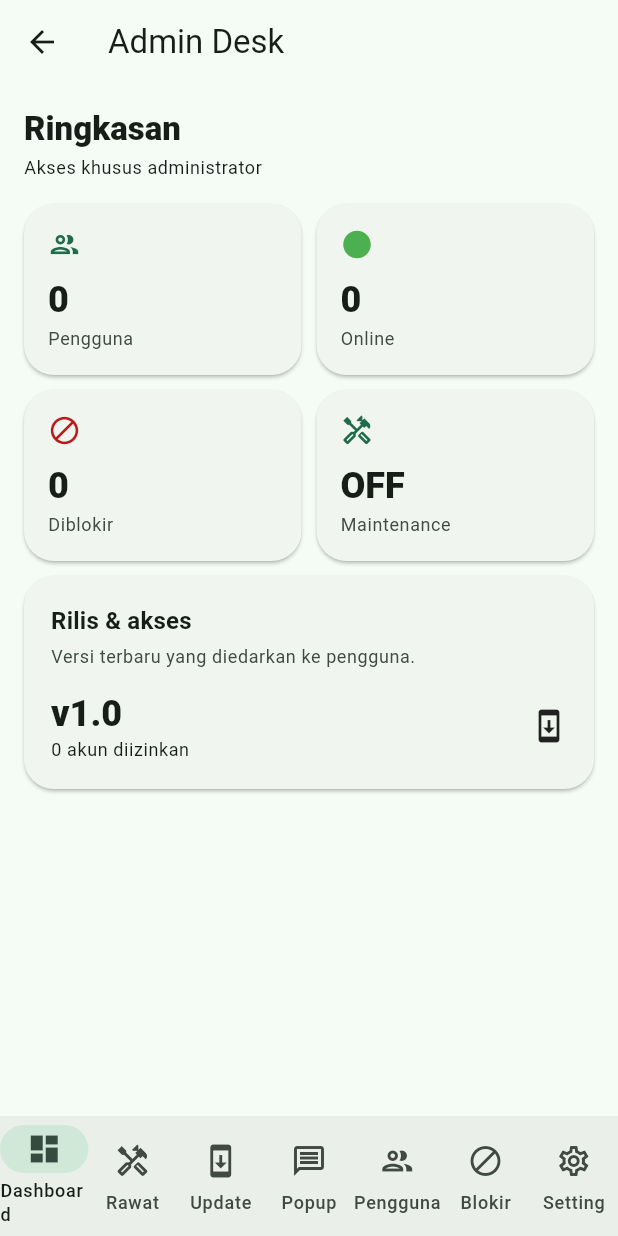
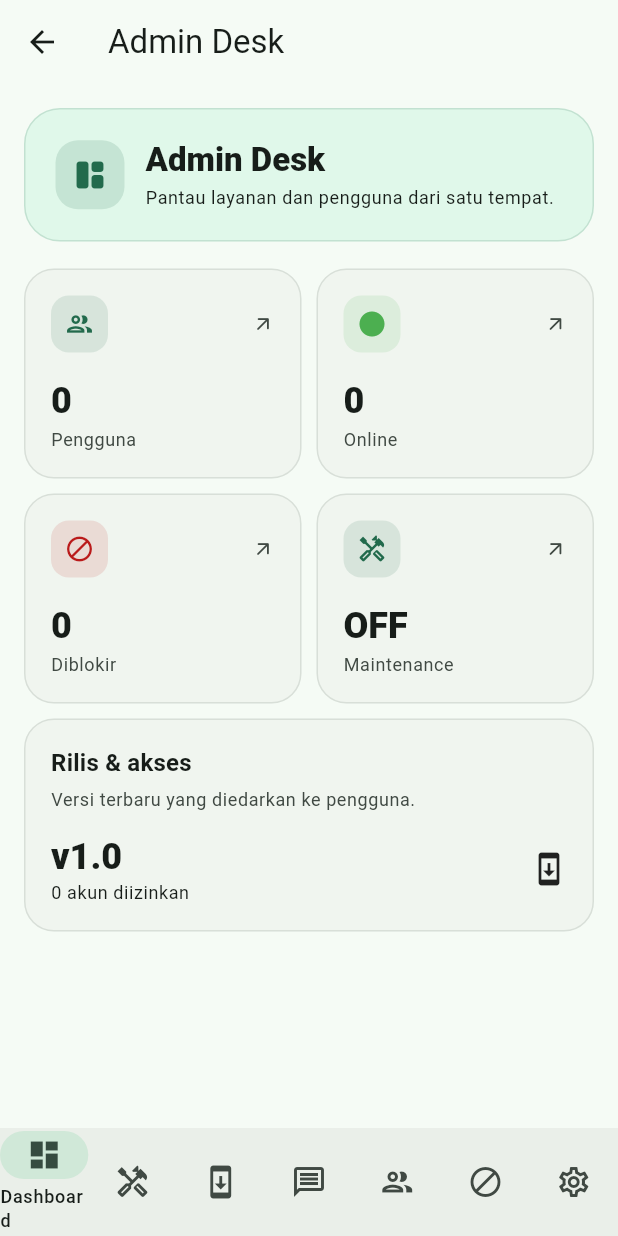
Before and after one commit to hazn75206-sketch/jadwal-pintar-flutter, a Flutter app: the AdminShell screen opened directly, on a phone screen of 412 x 824 dp. Run offline on Flutter 3.47's test engine with Material 3 defaults, Android fonts, the phone set to English and light mode, and no system bars; our stand-ins replace audioplayers, connectivity_plus, device_info_plus, file_picker, firebase_auth, firebase_core and 8 more; missing offline and left inert: android_alarm_manager_plus; accounts and stored records are empty.

Commit message:
UI/UX polish ChatGPT: header user, tema global, dashboard+nav admin

```diff
--- a/lib/src/admin/screens/dashboard_screen.dart
+++ b/lib/src/admin/screens/dashboard_screen.dart
@@ -31,19 +31,50 @@ class DashboardScreen extends ConsumerWidget {
         child: ListView(
           padding: const EdgeInsets.all(16),
           children: [
-            Text(
-              'Ringkasan',
-              style: Theme.of(context)
-                  .textTheme
-                  .titleLarge
-                  ?.copyWith(fontWeight: FontWeight.w800),
+            Container(
+              padding: const EdgeInsets.all(20),
+              decoration: BoxDecoration(
+                borderRadius: BorderRadius.circular(24),
+                color: Theme.of(context).colorScheme.primaryContainer.withValues(alpha: .28),
+                border: Border.all(
+                  color: Theme.of(context).colorScheme.primary.withValues(alpha: .16),
+                ),
+              ),
+              child: Row(
+                children: [
+                  Container(
+                    width: 46,
+                    height: 46,
+                    decoration: BoxDecoration(
+                      color: Theme.of(context).colorScheme.primary.withValues(alpha: .14),
+                      borderRadius: BorderRadius.circular(15),
+                    ),
+                    child: Icon(
+                      Icons.space_dashboard_rounded,
+                      color: Theme.of(context).colorScheme.primary,
+                    ),
+                  ),
+                  const SizedBox(width: 14),
+                  Expanded(
+                    child: Column(
+                      crossAxisAlignment: CrossAxisAlignment.start,
+                      children: [
+                        Text(
+                          'Admin Desk',
+                          style: Theme.of(context).textTheme.titleLarge?.copyWith(fontWeight: FontWeight.w800),
+                        ),
+                        const SizedBox(height: 3),
+                        Text(
+                          'Pantau layanan dan pengguna dari satu tempat.',
+                          style: Theme.of(context).textTheme.bodySmall,
+                        ),
+                      ],
+                    ),
+                  ),
+                ],
+              ),
             ),
-            const SizedBox(height: 4),
-            Text(
-              'Akses khusus administrator',
-              style: Theme.of(context).textTheme.bodySmall,
-            ),
-            const SizedBox(height: 16),
+            const SizedBox(height: 18),
             profiles.when(
               loading: () => const _StatsLoading(),
               error: (e, _) => EmptyState(text: 'Gagal memuat pengguna: $e'),
--- a/lib/src/admin/shell.dart
+++ b/lib/src/admin/shell.dart
@@ -34,6 +34,8 @@ class _AdminShellState extends State<AdminShell> {
     return Scaffold(
       body: IndexedStack(index: _index, children: _pages),
       bottomNavigationBar: NavigationBar(
+        height: 72,
+        labelBehavior: NavigationDestinationLabelBehavior.onlyShowSelected,
         selectedIndex: _index,
         onDestinationSelected: (value) => setState(() => _index = value),
         destinations: const [
--- a/lib/src/admin/widgets.dart
+++ b/lib/src/admin/widgets.dart
@@ -21,12 +21,26 @@ class StatCard extends StatelessWidget {
     final color = tint ?? scheme.primary;
     return Card(
       child: Padding(
-        padding: const EdgeInsets.all(16),
+        padding: const EdgeInsets.all(18),
         child: Column(
           crossAxisAlignment: CrossAxisAlignment.start,
           children: [
-            Icon(icon, color: color, size: 22),
-            const SizedBox(height: 10),
+            Row(
+              children: [
+                Container(
+                  width: 38,
+                  height: 38,
+                  decoration: BoxDecoration(
+                    color: color.withValues(alpha: .12),
+                    borderRadius: BorderRadius.circular(12),
+                  ),
+                  child: Icon(icon, color: color, size: 20),
+                ),
+                const Spacer(),
+                Icon(Icons.arrow_outward_rounded, size: 15, color: scheme.onSurfaceVariant),
+              ],
+            ),
+            const SizedBox(height: 16),
             Text(
               value,
               style: Theme.of(context)
```
Also changed, not shown: lib/src/admin/theme.dart (+10 -1 lines), lib/src/user/screens/home_screen.dart (+18 -4 lines), lib/src/user/theme.dart (+46 -5 lines), 1 other file.
